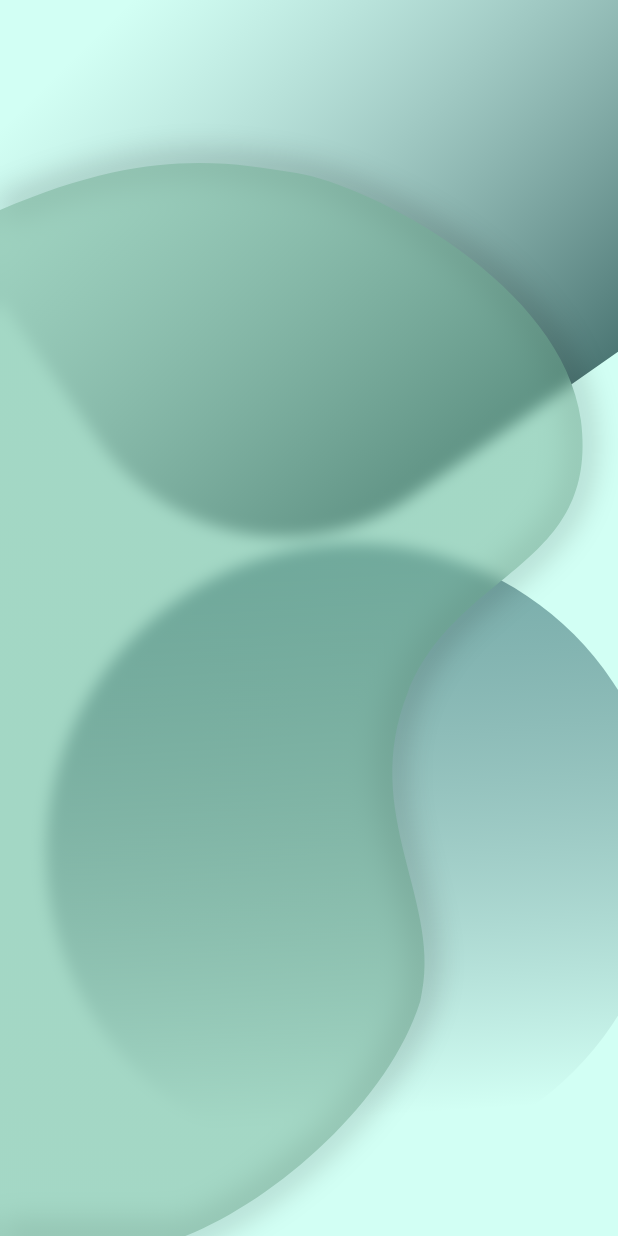
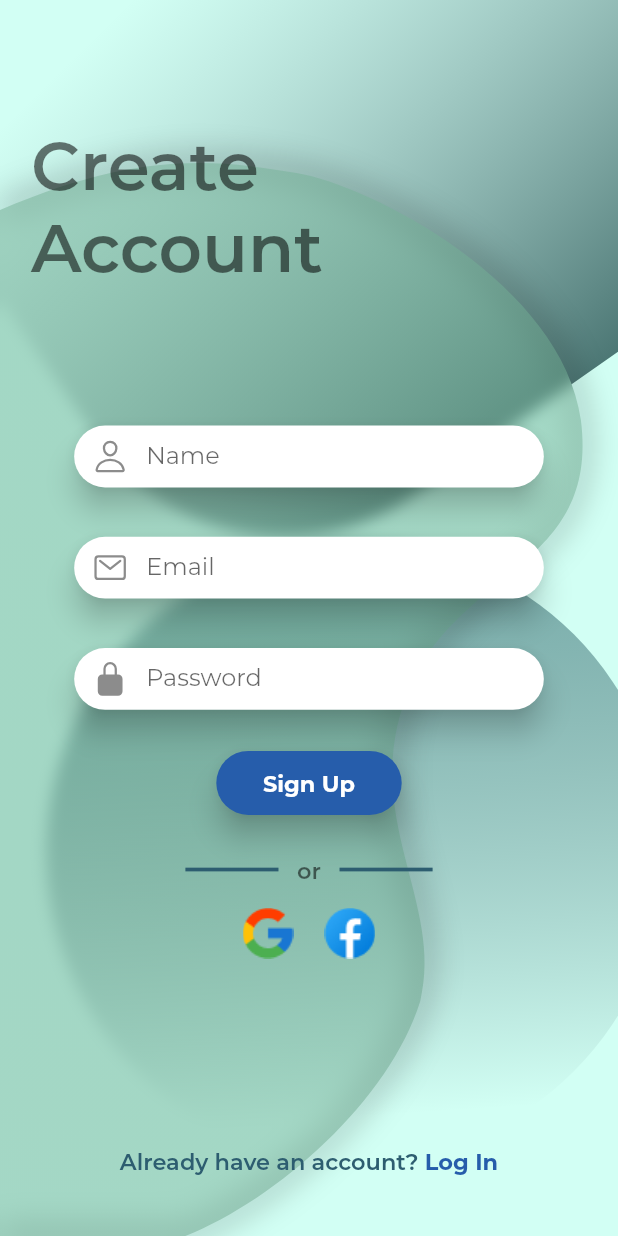
Before and after one commit to TarkanKara/Login_Screen, a Flutter app: the screen it shows after launch, on a phone screen of 412 x 824 dp. Run offline on Flutter 3.47's test engine with Material 2 defaults, Android fonts, the phone set to English and light mode, and no system bars; our stand-ins replace firebase_core, get, ionicons, responsive_sizer; accounts and stored records are empty.

Commit message:
Login Page Updated

```diff
--- a/lib/app/modules/login_page/login_page.dart
+++ b/lib/app/modules/login_page/login_page.dart
@@ -4,6 +4,7 @@ import 'package:flutter/material.dart';
 import 'package:get/get.dart';
 import 'package:responsive_sizer/responsive_sizer.dart';
 import '../../widgets/center_widget.dart';
+import '../../widgets/login_content.dart';
 import 'login_controller.dart';
 import 'dart:math' as mat;
 
@@ -17,17 +18,10 @@ class LoginPage extends GetView<LoginController> {
     return Scaffold(
       body: Stack(
         children: [
-          Positioned(
-            top: -160,
-            left: -30,
-            child: topWidget(),
-          ),
-          Positioned(
-            bottom: 6.h,
-            left: -5.w,
-            child: bottomWidget(),
-          ),
+          Positioned(top: -160, left: -30, child: topWidget()),
+          Positioned(bottom: 6.h, left: -5.w, child: bottomWidget()),
           CenterWidget(size: screenSize),
+          LoginContent(),
         ],
       ),
     );
--- /dev/null
+++ b/lib/app/widgets/bottom_text.dart
@@ -0,0 +1,44 @@
+import 'package:flutter/material.dart';
+import 'package:flutterfire_login_ui/app/widgets/login_content.dart';
+import 'package:flutterfire_login_ui/utils/constant.dart';
+
+class BottomText extends StatelessWidget {
+  final Screens screen;
+  const BottomText({super.key, required this.screen});
+
+  @override
+  Widget build(BuildContext context) {
+    return GestureDetector(
+      onTap: () {
+        //
+      },
+      behavior: HitTestBehavior.opaque,
+      child: RichText(
+        text: TextSpan(
+          style: Theme.of(context)
+              .textTheme
+              .caption!
+              .copyWith(fontSize: 15, fontFamily: "Montserrat"),
+          children: [
+            TextSpan(
+              text: screen == Screens.createAccount
+                  ? "Already have an account? "
+                  : "Don't have an account? ",
+              style: Theme.of(context).textTheme.caption!.copyWith(
+                  color: kPrimaryColor,
+                  fontWeight: FontWeight.w600,
+                  fontSize: 15),
+            ),
+            TextSpan(
+              text: screen == Screens.createAccount ? "Log In" : "Sign Up",
+              style: Theme.of(context).textTheme.caption!.copyWith(
+                  color: kSecondColor,
+                  fontWeight: FontWeight.bold,
+                  fontSize: 15),
+            ),
+          ],
+        ),
+      ),
+    );
+  }
+}
--- /dev/null
+++ b/lib/app/widgets/login_content.dart
@@ -0,0 +1,156 @@
+// ignore_for_file: unused_local_variable, prefer_const_constructors
+
+import 'package:flutter/material.dart';
+import 'package:flutterfire_login_ui/utils/constant.dart';
+import 'package:ionicons/ionicons.dart';
+import 'package:responsive_sizer/responsive_sizer.dart';
+
+import 'bottom_text.dart';
+import 'top_text.dart';
+
+enum Screens { createAccount, welcomeBack }
+
+class LoginContent extends StatelessWidget {
+  const LoginContent({super.key});
+
+  @override
+  Widget build(BuildContext context) {
+    const currentScreen = Screens.createAccount;
+    return Stack(
+      children: [
+        Positioned(
+          top: 10.h,
+          left: 5.w,
+          child: const TopText(screen: currentScreen),
+        ),
+        Padding(
+          padding: EdgeInsets.only(top: 10.h),
+          child: Stack(
+            children: [
+              Column(
+                mainAxisAlignment: MainAxisAlignment.center,
+                crossAxisAlignment: CrossAxisAlignment.stretch,
+                children: currentScreen == Screens.createAccount
+                    ? [
+                        inputField("Name", Ionicons.person_outline),
+                        inputField("Email", Ionicons.mail_outline),
+                        inputField("Password", Ionicons.lock_closed),
+                        loginButton("Sign Up", context),
+                        orDiveder(context),
+                        logos(),
+                      ]
+                    : [
+                        inputField("Email", Ionicons.mail_outline),
+                        inputField("Password", Ionicons.lock_closed),
+                        loginButton("Log In", context),
+                        forgotPassword("Forgot Password?", context),
+                      ],
+              ),
+            ],
+          ),
+        ),
+        Align(
+          alignment: Alignment.bottomCenter,
+          child: Padding(
+            padding: EdgeInsets.only(bottom: 5.h),
+            child: BottomText(screen: currentScreen),
+          ),
+        )
+      ],
+    );
+  }
+}
+
+//Widget inputField
+Widget inputField(String text, IconData iconData) {
+  return Padding(
+    padding: EdgeInsets.symmetric(horizontal: 12.w, vertical: 2.h),
+    child: SizedBox(
+      height: 5.h,
+      child: Material(
+        elevation: 8,
+        shadowColor: Colors.black87,
+        color: Colors.transparent,
+        borderRadius: BorderRadius.circular(30),
+        child: TextFormField(
+          textAlignVertical: TextAlignVertical.bottom,
+          decoration: InputDecoration(
+            border: OutlineInputBorder(
+                borderRadius: BorderRadius.circular(30),
+                borderSide: BorderSide.none),
+            filled: true,
+            fillColor: Colors.white,
+            hintText: text,
+            prefixIcon: Icon(iconData),
+          ),
+        ),
+      ),
+    ),
+  );
+}
+
+//Widget loginButton
+Widget loginButton(String title, BuildContext context) {
+  return Padding(
+    padding: EdgeInsets.symmetric(horizontal: 35.w, vertical: 1.h),
+    child: ElevatedButton(
+      onPressed: () {},
+      style: ElevatedButton.styleFrom(
+        padding: EdgeInsets.symmetric(vertical: 1.5.h),
+        backgroundColor: kSecondColor,
+        shape: const StadiumBorder(),
+        elevation: 8,
+        shadowColor: Colors.black87,
+      ),
+      child: Text(title,
+          style: Theme.of(context).textTheme.caption!.copyWith(
+              fontSize: 15, fontWeight: FontWeight.bold, color: Colors.white)),
+    ),
+  );
+}
+
+//Widget orDiveder
+Widget orDiveder(BuildContext context) {
+  return Padding(
+    padding: EdgeInsets.symmetric(horizontal: 30.w, vertical: 2.h),
+    child: Row(
+      children: [
+        Flexible(child: Container(height: 0.3.h, color: kPrimaryColor)),
+        Padding(
+          padding: EdgeInsets.symmetric(horizontal: 3.w),
+          child: Text("or",
+              style: Theme.of(context)
+                  .textTheme
+                  .caption!
+                  .copyWith(fontSize: 15, fontWeight: FontWeight.w600)),
+        ),
+        Flexible(child: Container(height: 0.3.h, color: kPrimaryColor)),
+      ],
+    ),
+  );
+}
+
+//Widget logos
+Widget logos() {
+  return Row(
+    mainAxisAlignment: MainAxisAlignment.center,
+    children: [
+      Image.asset("assets/images/google.png"),
+      SizedBox(width: 5.w),
+      Image.asset("assets/images/facebook.png"),
+    ],
+  );
+}
+
+//Widget forgotPassword
+Widget forgotPassword(String title, BuildContext context) {
+  return TextButton(
+    onPressed: () {},
+    child: Text(title,
+        style: Theme.of(context).textTheme.caption!.copyWith(
+              fontSize: 15,
+              fontWeight: FontWeight.w600,
+              color: kBackgroundColor,
+            )),
+  );
+}
--- /dev/null
+++ b/lib/app/widgets/top_text.dart
@@ -0,0 +1,18 @@
+import 'package:flutter/material.dart';
+import 'package:flutterfire_login_ui/app/widgets/login_content.dart';
+
+class TopText extends StatelessWidget {
+  final Screens screen;
+  const TopText({super.key, required this.screen});
+
+  @override
+  Widget build(BuildContext context) {
+    return Text(
+      screen == Screens.createAccount ? "Create\nAccount" : "Welcome\nBack",
+      style: Theme.of(context)
+          .textTheme
+          .caption!
+          .copyWith(fontSize: 45, fontWeight: FontWeight.w600),
+    );
+  }
+}
--- a/lib/main.dart
+++ b/lib/main.dart
@@ -25,8 +25,11 @@ class MyApp extends StatelessWidget {
         title: 'Login Screen',
         theme: ThemeData(
             scaffoldBackgroundColor: kBackgroundColor,
-              textTheme:
-                  Theme.of(context).textTheme.apply(bodyColor: kPrimaryColor))),
+            textTheme: Theme.of(context).textTheme.apply(
+                  bodyColor: kPrimaryColor,
+                  fontFamily: "Montserrat",
+                )),
+      ),
     );
   }
 }
```
Lines whose indentation alone changed are shown as unchanged.
